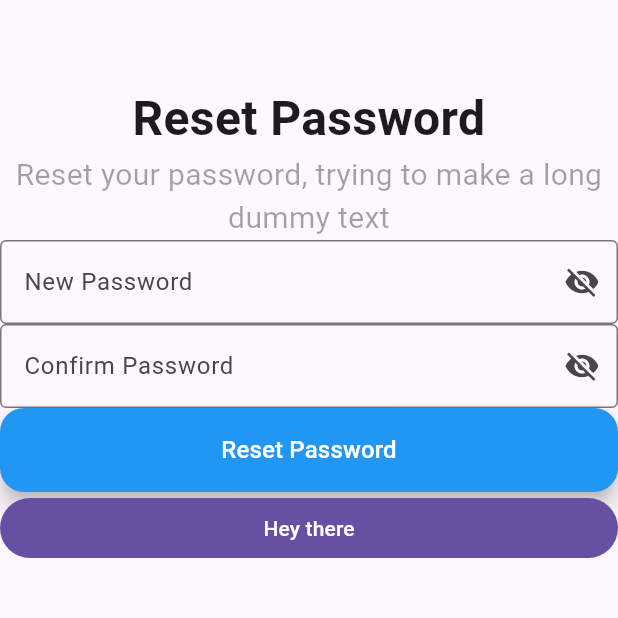
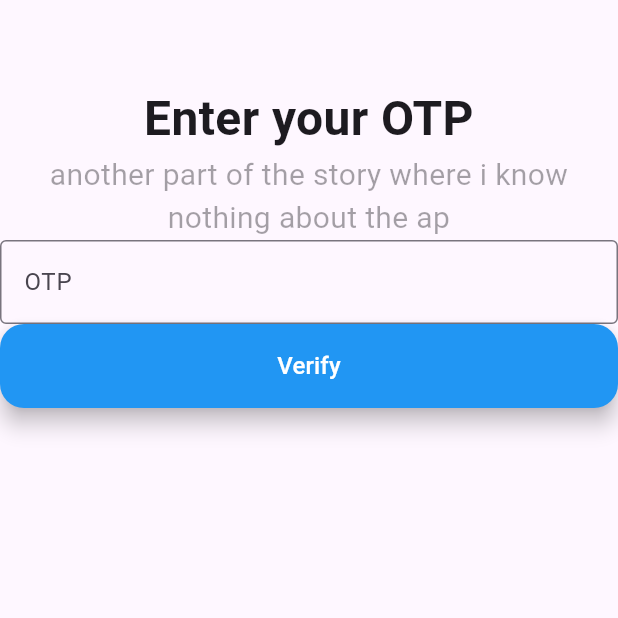
Before and after one commit to DohLandrine/Authentification-UI, a Flutter app: the screen it shows after launch, on a phone screen of 412 x 824 dp, the top half of it. Run offline on Flutter 3.47's test engine with Material 3 defaults, Android fonts, the phone set to English and light mode, and no system bars.

Commit message:
OTP screen created

```diff
--- a/lib/main.dart
+++ b/lib/main.dart
@@ -1,4 +1,5 @@
 import 'package:flutter/material.dart';
+import 'package:sample_screen/screens/enter_your_otp.dart';
 import 'package:sample_screen/screens/forgot_password.dart';
 import 'package:sample_screen/screens/reset_password.dart';
 import 'package:sample_screen/screens/sign_in.dart';
@@ -15,7 +16,7 @@ class MyApp extends StatelessWidget {
   @override
   Widget build(BuildContext context) {
     return const MaterialApp(
-      home: ResetPasswordScreen(),
+      home: OtpScreen(),
     );
   }
 }
--- a/lib/screens/enter_your_otp.dart
+++ b/lib/screens/enter_your_otp.dart
@@ -0,0 +1,30 @@
+import 'package:flutter/cupertino.dart';
+import 'package:flutter/material.dart';
+import 'package:sample_screen/custom_widgets/custom_button.dart';
+
+import '../custom_widgets/custom_text.dart';
+import '../custom_widgets/custom_text_form_field.dart';
+
+class OtpScreen extends StatefulWidget {
+  const OtpScreen({super.key});
+
+  @override
+  State<OtpScreen> createState() => _OtpScreenState();
+}
+
+class _OtpScreenState extends State<OtpScreen> {
+  @override
+  Widget build(BuildContext context) {
+    return Scaffold(
+      appBar: AppBar(),
+      body: ListView(
+        children: const [
+          CustomLargeText(customText: 'Enter your OTP'),
+          CustomSmallText(customText: "another part of the story where i know nothing about the ap", customOpacity: 0.4),
+          CustomTextFormField(customText: 'OTP', customTextInputType: TextInputType.number),
+          CustomButton(customColor: Colors.blue, customText: 'Verify')
+        ],
+      ),
+    );
+  }
+}
```
